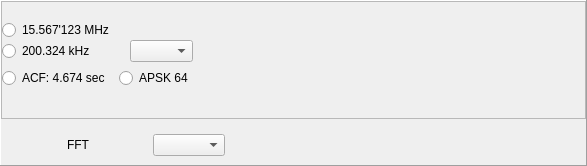
Before: the Qt Designer form sources/Arks/Scope Analyzer/window/scope_analyzer_window.ui in AquaCreatura/AquaWave, drawn with Qt 5.
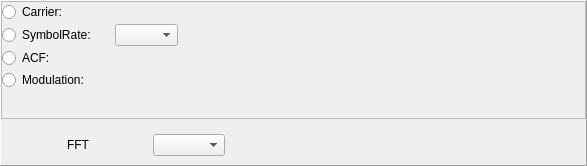
After: the same form once the commit is applied. Custom widgets are drawn as their Qt base class.

Commit message: feat(Demod): Reworked GUI (also in Scope Analyser)

The edit to the form file:
```diff
--- a/sources/Arks/Scope Analyzer/window/scope_analyzer_window.ui
+++ b/sources/Arks/Scope Analyzer/window/scope_analyzer_window.ui
@@ -83,6 +83,15 @@
          <property name="leftMargin">
           <number>0</number>
          </property>
+         <property name="topMargin">
+          <number>0</number>
+         </property>
+         <property name="rightMargin">
+          <number>0</number>
+         </property>
+         <property name="bottomMargin">
+          <number>0</number>
+         </property>
          <item row="0" column="1">
           <widget class="QFrame" name="main_chart">
            <property name="sizePolicy">
@@ -140,50 +149,46 @@
          </item>
          <item row="0" column="0">
           <widget class="QWidget" name="widget" native="true">
-           <layout class="QGridLayout" name="gridLayout_2">
+           <property name="sizePolicy">
+            <sizepolicy hsizetype="Maximum" vsizetype="Preferred">
+             <horstretch>0</horstretch>
+             <verstretch>0</verstretch>
+            </sizepolicy>
+           </property>
+           <layout class="QVBoxLayout" name="verticalLayout_left">
             <property name="leftMargin">
+             <number>0</number>
+            </property>
+            <property name="topMargin">
+             <number>0</number>
+            </property>
+            <property name="bottomMargin">
+             <number>0</number>
+            </property>
+            <property name="spacing">
+             <number>2</number>
+            </property>
+            <item>
+             <widget class="QWidget" name="radio_panel" native="true">
+              <layout class="QGridLayout" name="radio_grid">
+               <property name="leftMargin">
+                <number>0</number>
+               </property>
+               <property name="topMargin">
              <number>0</number>
             </property>
             <property name="rightMargin">
              <number>4</number>
             </property>
-            <property name="horizontalSpacing">
-             <number>9</number>
-            </property>
-            <item row="2" column="0">
-             <widget class="QRadioButton" name="acf_radio_button">
-              <property name="sizePolicy">
-               <sizepolicy hsizetype="Preferred" vsizetype="Fixed">
-                <horstretch>0</horstretch>
-                <verstretch>0</verstretch>
-               </sizepolicy>
-              </property>
-              <property name="focusPolicy">
-               <enum>Qt::StrongFocus</enum>
-              </property>
-              <property name="text">
-               <string>ACF: 4.674 sec</string>
-              </property>
-              <attribute name="buttonGroup">
-               <string notr="true">radio_group_chart_type</string>
-              </attribute>
-             </widget>
-            </item>
-            <item row="0" column="0" colspan="2">
-             <layout class="QGridLayout" name="gridLayout_3">
-              <property name="horizontalSpacing">
+               <property name="bottomMargin">
                <number>0</number>
               </property>
-              <item row="1" column="0">
-               <widget class="QRadioButton" name="symbol_rate_radio_button">
-                <property name="text">
-                 <string>200.324 kHz</string>
-                </property>
-                <attribute name="buttonGroup">
-                 <string notr="true">radio_group_chart_type</string>
-                </attribute>
-               </widget>
-              </item>
+               <property name="horizontalSpacing">
+                <number>6</number>
+               </property>
+               <property name="verticalSpacing">
+                <number>2</number>
+               </property>
               <item row="0" column="0">
                <widget class="QRadioButton" name="carrier_radio_button">
                 <property name="sizePolicy">
@@ -193,7 +198,26 @@
                  </sizepolicy>
                 </property>
                 <property name="text">
-                 <string>15.567'123 MHz</string>
+                  <string>Carrier:</string>
+                 </property>
+                 <attribute name="buttonGroup">
+                  <string notr="true">radio_group_chart_type</string>
+                 </attribute>
+                </widget>
+               </item>
+               <item row="0" column="1">
+                <widget class="CopyValueLabel" name="carrier_value_label"/>
+               </item>
+               <item row="1" column="0">
+                <widget class="QRadioButton" name="symbol_rate_radio_button">
+                 <property name="sizePolicy">
+                  <sizepolicy hsizetype="Preferred" vsizetype="Fixed">
+                   <horstretch>0</horstretch>
+                   <verstretch>0</verstretch>
+                  </sizepolicy>
+                 </property>
+                 <property name="text">
+                  <string>SymbolRate:</string>
                 </property>
                 <attribute name="buttonGroup">
                  <string notr="true">radio_group_chart_type</string>
@@ -201,6 +225,9 @@
                </widget>
               </item>
               <item row="1" column="1">
+                <widget class="CopyValueLabel" name="symbol_rate_value_label"/>
+               </item>
+               <item row="1" column="2">
                <widget class="QComboBox" name="symbol_rate_combobox">
                 <property name="sizePolicy">
                  <sizepolicy hsizetype="Maximum" vsizetype="Fixed">
@@ -216,19 +243,51 @@
                 </property>
                </widget>
               </item>
-             </layout>
+               <item row="2" column="0">
+                <widget class="QRadioButton" name="acf_radio_button">
+                 <property name="sizePolicy">
+                  <sizepolicy hsizetype="Preferred" vsizetype="Fixed">
+                   <horstretch>0</horstretch>
+                   <verstretch>0</verstretch>
+                  </sizepolicy>
+                 </property>
+                 <property name="focusPolicy">
+                  <enum>Qt::StrongFocus</enum>
+                 </property>
+                 <property name="text">
+                  <string>ACF:</string>
+                 </property>
+                 <attribute name="buttonGroup">
+                  <string notr="true">radio_group_chart_type</string>
+                 </attribute>
+                </widget>
             </item>
             <item row="2" column="1">
-             <widget class="QRadioButton" name="modulation_radio_button">
-              <property name="text">
-               <string>APSK 64</string>
-              </property>
-              <attribute name="buttonGroup">
-               <string notr="true">radio_group_chart_type</string>
-              </attribute>
-             </widget>
+                <widget class="CopyValueLabel" name="acf_value_label"/>
             </item>
             <item row="3" column="0">
+                <widget class="QRadioButton" name="modulation_radio_button">
+                 <property name="sizePolicy">
+                  <sizepolicy hsizetype="Preferred" vsizetype="Fixed">
+                   <horstretch>0</horstretch>
+                   <verstretch>0</verstretch>
+                  </sizepolicy>
+                 </property>
+                 <property name="text">
+                  <string>Modulation:</string>
+                 </property>
+                 <attribute name="buttonGroup">
+                  <string notr="true">radio_group_chart_type</string>
+                 </attribute>
+                </widget>
+               </item>
+               <item row="3" column="1">
+                <widget class="CopyValueLabel" name="modulation_value_label"/>
+               </item>
+              </layout>
+             </widget>
+            </item>
+            <item>
              <spacer name="verticalSpacer">
               <property name="orientation">
                <enum>Qt::Vertical</enum>
@@ -290,6 +349,13 @@
    </item>
   </layout>
  </widget>
+ <customwidgets>
+  <customwidget>
+   <class>CopyValueLabel</class>
+   <extends>QLabel</extends>
+   <header>GUI/Tools/CopyValueLabel.h</header>
+  </customwidget>
+ </customwidgets>
  <resources/>
  <connections/>
  <buttongroups>
```
Left out of the diff: 3 changed lines with no effect on the pictures. Lines whose indentation alone changed are shown as unchanged. The commit also changes 18 other files.
